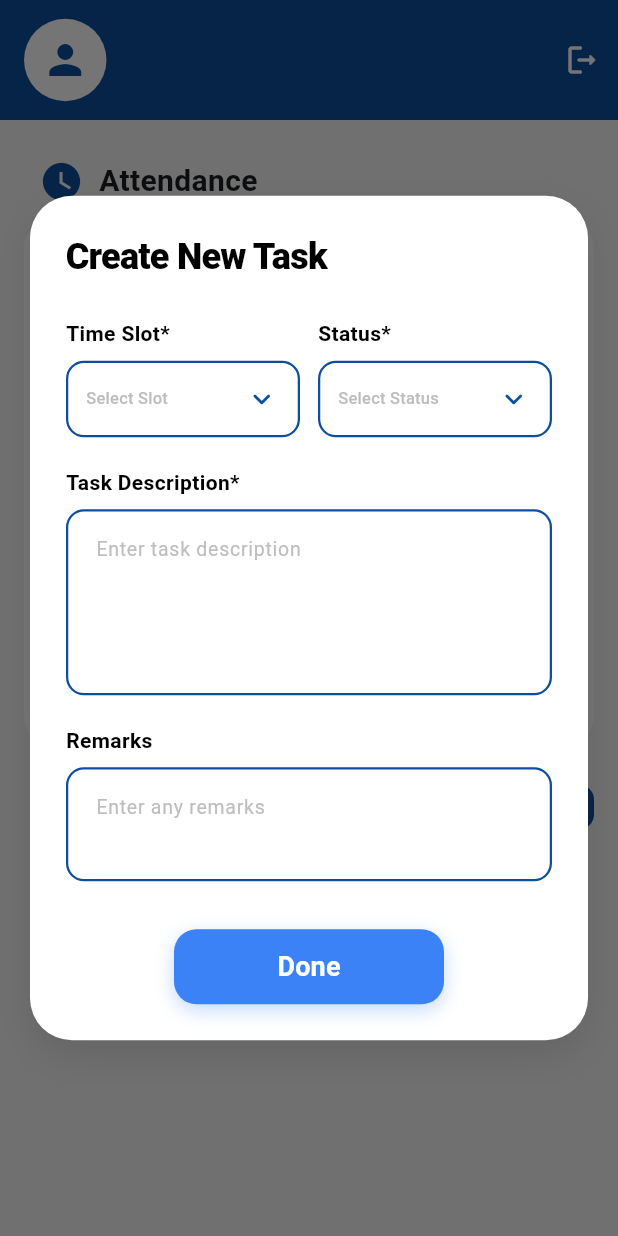
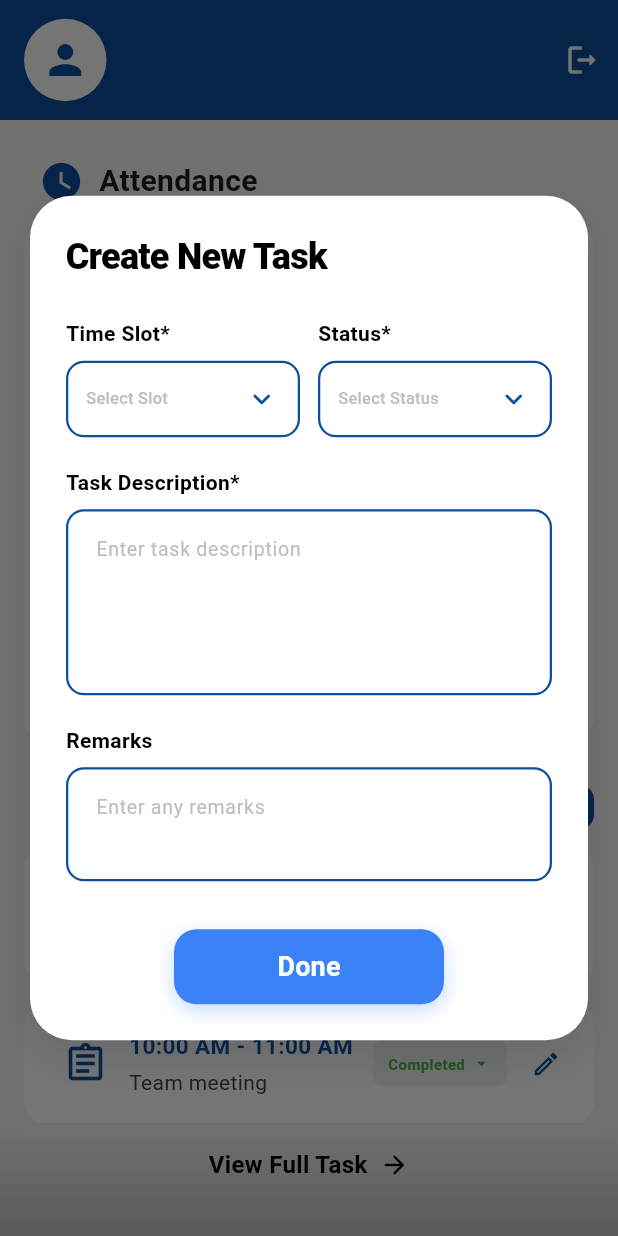
Before and after one commit to farhans-codes/employee_management, a Flutter app: the HomePage screen opened directly, after a tap on the "add" icon, on a phone screen of 412 x 824 dp. Run offline on Flutter 3.47's test engine with Material 3 defaults, Android fonts, the phone set to English and light mode, and no system bars; our stand-ins replace cloud_firestore, firebase_auth, firebase_core; accounts and stored records are empty; project files that could hold a hidden picture were left out.

Commit message:
feat: Introduce mock data toggle for task provider and enhance error handling and logging for task operations.

```diff
--- a/lib/presentation/pages/home/home_page.dart
+++ b/lib/presentation/pages/home/home_page.dart
@@ -1,6 +1,5 @@
 import 'package:flutter/material.dart';
 import 'dart:ui';
-import 'package:flutter/rendering.dart';
 import 'package:provider/provider.dart';
 import '../../providers/auth_provider.dart';
 import '../../providers/task_provider.dart';
--- a/lib/presentation/providers/task_provider.dart
+++ b/lib/presentation/providers/task_provider.dart
@@ -11,6 +11,8 @@ class TaskProvider extends ChangeNotifier {
   List<TaskModel> _tasks = [];
   bool _isLoading = false;
   String? _errorMessage;
+  final bool _useMock =
+      true; // TOGGLE THIS TO SWITCH BETWEEN MOCK AND REAL BACKEND
 
   // Track session changes is no longer needed as Firestore provides persistence
   // but we keep the getters for UI compatibility
@@ -30,6 +32,52 @@ class TaskProvider extends ChangeNotifier {
     notifyListeners();
 
     try {
+      if (_useMock) {
+        // Mock data
+        await Future.delayed(const Duration(milliseconds: 800));
+        _tasks = [
+          TaskModel(
+            id: 1,
+            dayName: 'Monday',
+            date: DateFormat('yyyy-MM-dd').format(DateTime.now()),
+            timeSlot: '09:00 AM - 10:00 AM',
+            status: 'In Progress',
+            description: 'Working on login screen UI',
+          ),
+          TaskModel(
+            id: 2,
+            dayName: 'Monday',
+            date: DateFormat('yyyy-MM-dd').format(DateTime.now()),
+            timeSlot: '10:00 AM - 11:00 AM',
+            status: 'Completed',
+            description: 'Team meeting',
+          ),
+          TaskModel(
+            id: 3,
+            dayName: 'Tuesday',
+            date: DateFormat(
+              'yyyy-MM-dd',
+            ).format(DateTime.now().add(const Duration(days: 1))),
+            timeSlot: '02:00 PM - 04:00 PM',
+            status: 'Next',
+            description: 'Database schema design',
+          ),
+          TaskModel(
+            id: 4,
+            dayName: 'Wednesday',
+            date: DateFormat(
+              'yyyy-MM-dd',
+            ).format(DateTime.now().add(const Duration(days: 2))),
+            timeSlot: '11:00 AM - 12:00 PM',
+            status: 'Blocking',
+            description: 'Waiting for API specs',
+          ),
+        ];
+        _isLoading = false;
+        notifyListeners();
+        return;
+      }
+
       final querySnapshot = await _firestore
           .collection('tasks')
           .where('userId', isEqualTo: user.uid)
@@ -73,16 +121,30 @@ class TaskProvider extends ChangeNotifier {
     notifyListeners();
 
     try {
+      if (_useMock) {
+        await Future.delayed(const Duration(milliseconds: 500));
+        debugPrint('Mock: Created task ${mockId.toString()}');
+        return true;
+      }
+
+      debugPrint('Firestore: Setting task ${mockId.toString()}');
       final taskData = newTask.toJson();
       taskData['userId'] = user.uid;
       taskData['createdAt'] = FieldValue.serverTimestamp();
 
-      await _firestore.collection('tasks').doc(mockId.toString()).set(taskData);
+      await _firestore
+          .collection('tasks')
+          .doc(mockId.toString())
+          .set(taskData)
+          .timeout(const Duration(seconds: 10));
+
+      debugPrint('Firestore: Set success');
 
       // Optionally refresh in background to sync exactly with server state
       fetchTasks();
       return true;
     } catch (e) {
+      debugPrint('Firestore Error (createTask): $e');
       _errorMessage = 'Error: ${e.toString()}';
       // Rollback on error
       _tasks = originalTasks;
@@ -109,6 +171,13 @@ class TaskProvider extends ChangeNotifier {
     }
 
     try {
+      if (_useMock) {
+        await Future.delayed(const Duration(milliseconds: 500));
+        debugPrint('Mock: Updated task ${taskId.toString()}');
+        return true;
+      }
+
+      debugPrint('Firestore: Updating task ${taskId.toString()}');
       final updateData = <String, dynamic>{};
       if (status != null) updateData['status'] = status;
       if (description != null) updateData['description'] = description;
@@ -117,10 +186,13 @@ class TaskProvider extends ChangeNotifier {
       await _firestore
           .collection('tasks')
           .doc(taskId.toString())
-          .update(updateData);
+          .update(updateData)
+          .timeout(const Duration(seconds: 10));
 
+      debugPrint('Firestore: Update success');
       return true;
     } catch (e) {
+      debugPrint('Firestore Error (updateTask): $e');
       _errorMessage = 'Update error: ${e.toString()}';
       debugPrint('Update task error: $e');
       // Rollback
@@ -137,6 +209,12 @@ class TaskProvider extends ChangeNotifier {
     notifyListeners();
 
     try {
+      if (_useMock) {
+        await Future.delayed(const Duration(milliseconds: 500));
+        debugPrint('Mock: Deleted task ${taskId.toString()}');
+        return true;
+      }
+
       await _firestore.collection('tasks').doc(taskId.toString()).delete();
       return true;
     } catch (e) {
--- a/lib/presentation/widgets/profile_image.dart
+++ b/lib/presentation/widgets/profile_image.dart
@@ -30,7 +30,7 @@ class CustomProfileImage extends StatelessWidget {
             width: size,
             height: size,
             fit: BoxFit.cover,
-            errorBuilder: (_, __, ___) => _buildPlaceholder(),
+            errorBuilder: (context, error, stackTrace) => _buildPlaceholder(),
           ),
         );
       }
```
Also changed, not shown: lib/presentation/widgets/create_task_dialog.dart (+12 -3 lines), lib/presentation/widgets/task_card.dart (+23 -2 lines).
